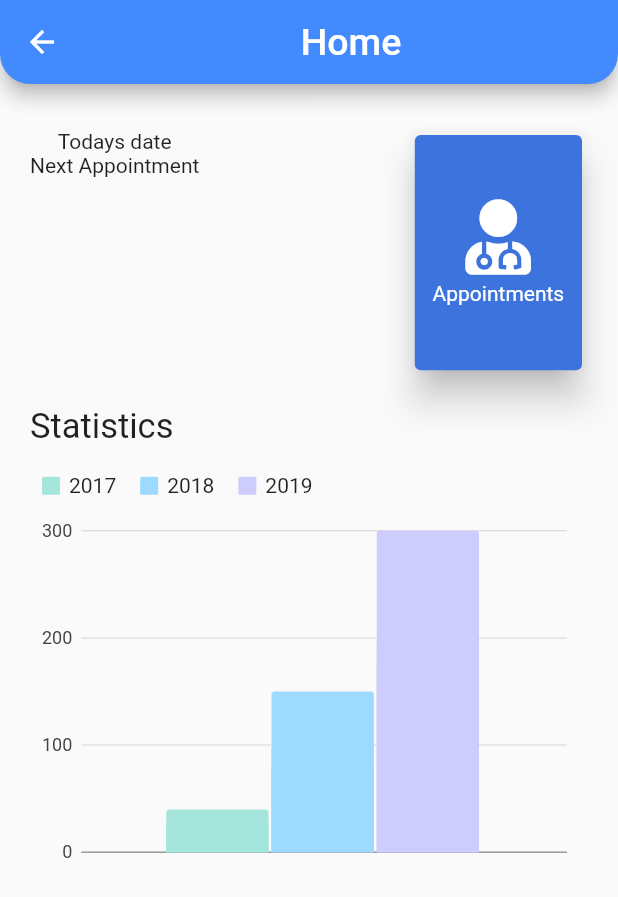
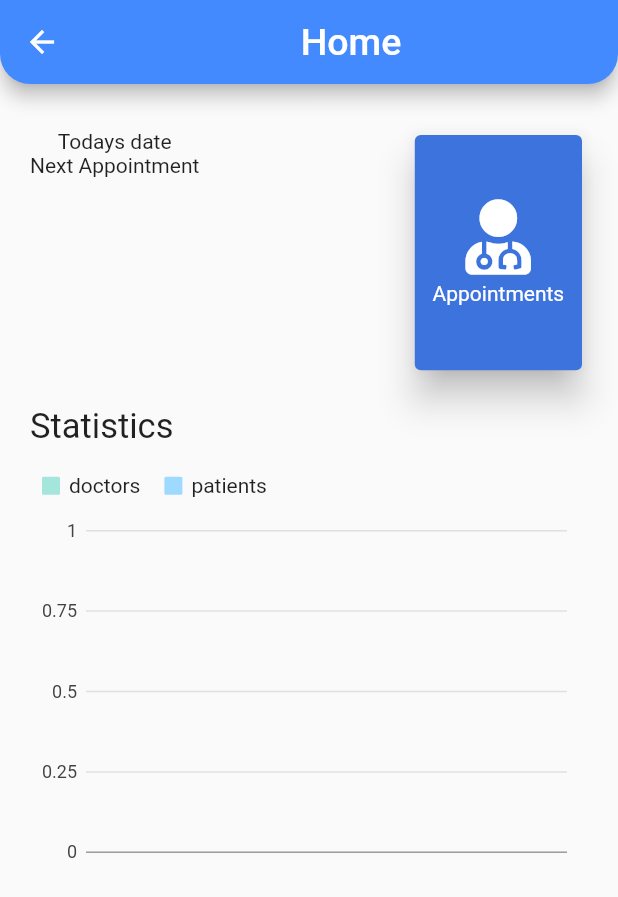
Before and after one commit to Khaalidsub/medcom, a Flutter app: the PatientHome screen opened directly, on a phone screen of 412 x 824 dp. Shown: the top 897 px of the screen. Run offline on Flutter 3.47's test engine with Material 2 defaults, Android fonts, the phone set to English and light mode, and no system bars; our stand-ins replace charts_flutter, cloud_firestore, curved_navigation_bar, date_format, dropdown_formfield, firebase_auth and 4 more; missing offline and left inert: bloc_pattern, flare_splash_screen, qrscan; accounts and stored records are empty.

Commit message:
Bug fixes and Minor chart functionality addition

```diff
--- a/health_app/lib/src/hospital_navigation.dart
+++ b/health_app/lib/src/hospital_navigation.dart
@@ -52,7 +52,7 @@ class _HospitalMainState extends State<HospitalNavigation> {
 
               page.add(HospitalHome(hospital.id));
               page.add(AddScreen(hospital));
-              page.add(HospitalHistory(hospital.id));
+              page.add(HospitalHistory(hospital));
               page.add(ScanHospital());
               page.add(HospitalProfile(hospital));
 
--- a/health_app/lib/src/screens/hospitalScreens/add_screen.dart
+++ b/health_app/lib/src/screens/hospitalScreens/add_screen.dart
@@ -36,7 +36,7 @@ class _AddScreenState extends State<AddScreen> {
   }
 
   Widget buildDoctor() {
-    print(widget.hospital.id);
+
     return Scaffold(
         appBar: AppNav(
           appBar: AppBar(),
--- a/health_app/lib/src/screens/widgets/chart.dart
+++ b/health_app/lib/src/screens/widgets/chart.dart
@@ -2,6 +2,10 @@ import 'package:flutter/material.dart';
 import 'package:charts_flutter/flutter.dart' as charts;
 
 class Charts extends StatefulWidget {
+  int numPatients;
+  int numDoctors;
+//Kindly send appropriate initializers for your screens. Other wise it takes 0 and 0 as patient and doctors
+  Charts({this.numPatients = 0, this.numDoctors = 0});
   @override
   _ChartsState createState() => _ChartsState();
 }
@@ -12,35 +16,22 @@ class _ChartsState extends State<Charts> {
 
   _generateData() {
     var data1 = [
-      new Pollution(1980, '', 30),
-      new Pollution(1980, '', 40),
-      new Pollution(1980, '', 10),
+      new Pollution(1980, '', widget.numDoctors),
     ];
     var data2 = [
-      new Pollution(1985, '', 100),
-      new Pollution(1980, '', 150),
-      new Pollution(1985, '', 80),
-    ];
-    var data3 = [
-      new Pollution(1985, '', 200),
-      new Pollution(1980, '', 300),
-      new Pollution(1985, '', 180),
+      new Pollution(1985, '', widget.numPatients),
     ];
 
     var piedata = [
-      new Task('Work', 35.8, Color(0xff3366cc)),
-      new Task('Eat', 8.3, Color(0xff990099)),
-      new Task('Commute', 10.8, Color(0xff109618)),
-      new Task('TV', 15.6, Color(0xfffdbe19)),
-      new Task('Sleep', 19.2, Color(0xffff9900)),
-      new Task('Other', 10.3, Color(0xffdc3912)),
+      new Task('Patients', widget.numPatients.toDouble(), Color(0xff3366cc)),
+      new Task('Doctors', widget.numDoctors.toDouble(), Color(0xff990099)),
     ];
 
     _seriesData.add(
       charts.Series(
         domainFn: (Pollution pollution, _) => pollution.place,
         measureFn: (Pollution pollution, _) => pollution.quantity,
-        id: '2017',
+        id: 'doctors',
         data: data1,
         fillPatternFn: (_, __) => charts.FillPatternType.solid,
         fillColorFn: (Pollution pollution, _) =>
@@ -52,23 +43,11 @@ class _ChartsState extends State<Charts> {
       charts.Series(
         domainFn: (Pollution pollution, _) => pollution.place,
         measureFn: (Pollution pollution, _) => pollution.quantity,
-        id: '2018',
+        id: 'patients',
         data: data2,
         fillPatternFn: (_, __) => charts.FillPatternType.solid,
         fillColorFn: (Pollution pollution, _) =>
             charts.ColorUtil.fromDartColor(Color(0xff9EDAFE)),
-      ),
-    );
-
-    _seriesData.add(
-      charts.Series(
-        domainFn: (Pollution pollution, _) => pollution.place,
-        measureFn: (Pollution pollution, _) => pollution.quantity,
-        id: '2019',
-        data: data3,
-        fillPatternFn: (_, __) => charts.FillPatternType.solid,
-        fillColorFn: (Pollution pollution, _) =>
-            charts.ColorUtil.fromDartColor(Color(0xfffCDCCFD)),
       ),
     );
 
```
Also changed, not shown: health_app/lib/src/screens/hospitalScreens/history.dart (+17 -11 lines).
